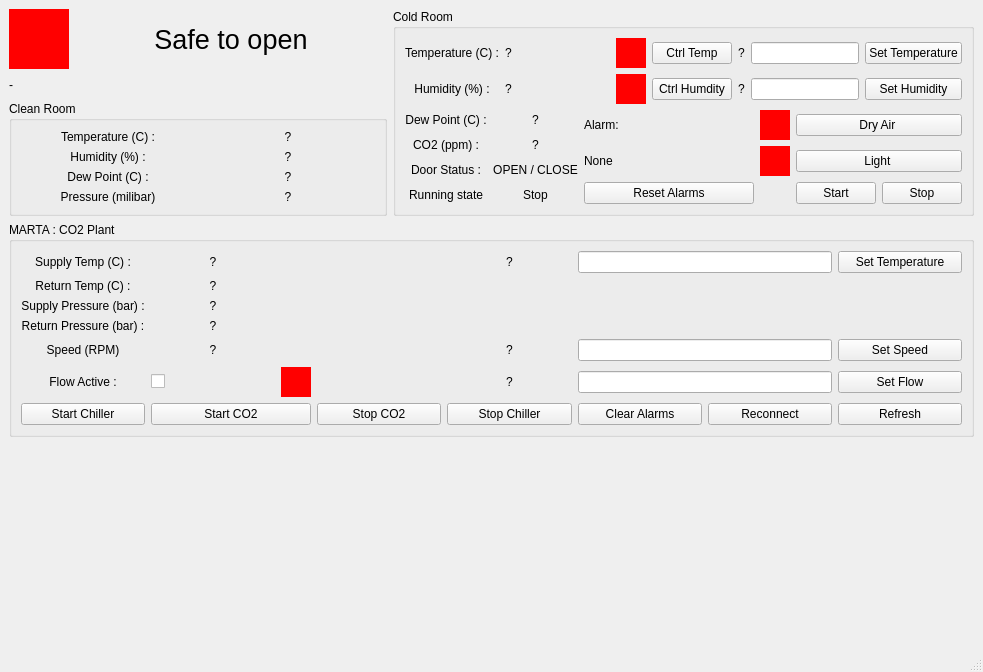
First picture: the form in coldroom/marta_coldroom.ui, repository pisaoutertracker/integration_tools, before the edit.
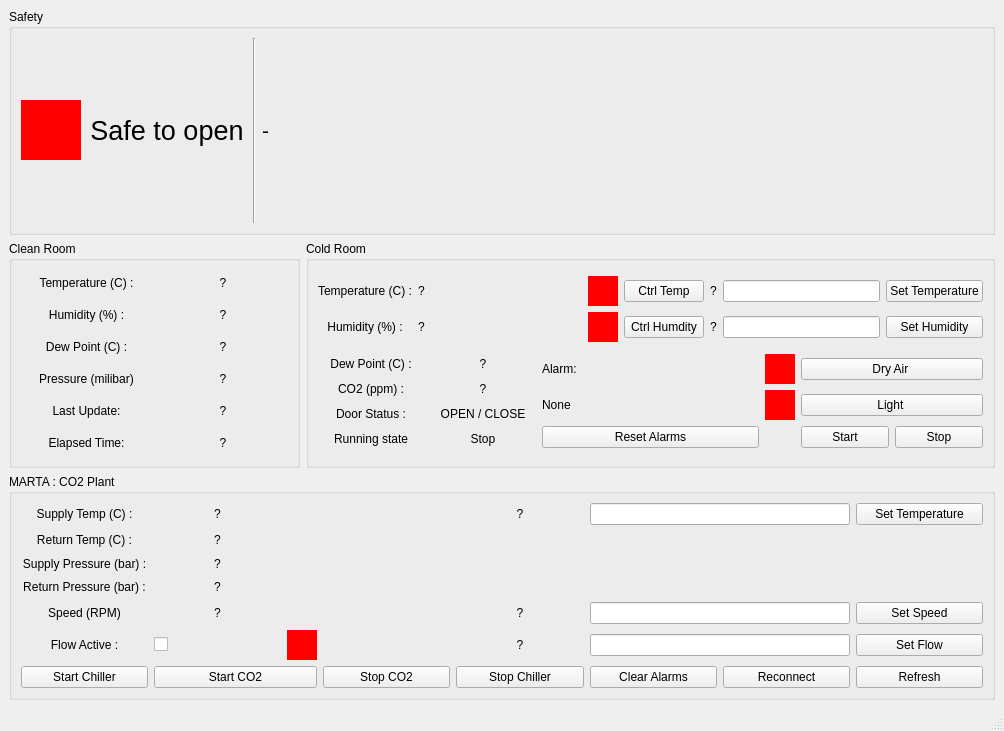
Second picture: the form after the edit.

Commit message: Improved safety for dew point and cleanroom mqtt connection

```diff
--- a/coldroom/marta_coldroom.ui
+++ b/coldroom/marta_coldroom.ui
@@ -6,65 +6,49 @@
    <rect>
     <x>0</x>
     <y>0</y>
-    <width>983</width>
-    <height>672</height>
+    <width>1004</width>
+    <height>731</height>
    </rect>
   </property>
   <property name="windowTitle">
    <string>MainWindow</string>
   </property>
   <widget class="QWidget" name="centralwidget">
-   <layout class="QGridLayout" name="gridLayout_12">
-    <item row="0" column="0">
-     <layout class="QGridLayout" name="gridLayout_2">
-      <item row="0" column="0">
-       <widget class="QFrame" name="safe_to_open_LED">
-        <property name="minimumSize">
-         <size>
-          <width>60</width>
-          <height>60</height>
-         </size>
-        </property>
-        <property name="maximumSize">
-         <size>
-          <width>60</width>
-          <height>60</height>
-         </size>
-        </property>
-        <property name="styleSheet">
-         <string notr="true">background-color: red;</string>
-        </property>
-        <property name="frameShape">
-         <enum>QFrame::NoFrame</enum>
-        </property>
-        <property name="frameShadow">
-         <enum>QFrame::Raised</enum>
-        </property>
-       </widget>
-      </item>
-      <item row="0" column="1">
-       <widget class="QLabel" name="coldroom_runlabel_2">
-        <property name="font">
-         <font>
-          <pointsize>20</pointsize>
-         </font>
-        </property>
-        <property name="text">
-         <string>Safe to open</string>
-        </property>
-        <property name="alignment">
-         <set>Qt::AlignCenter</set>
-        </property>
-       </widget>
-      </item>
-      <item row="2" column="0" colspan="2">
+   <layout class="QGridLayout" name="gridLayout_9">
+    <item row="1" column="0">
        <widget class="QGroupBox" name="groupBox">
+      <property name="maximumSize">
+       <size>
+        <width>291</width>
+        <height>241</height>
+       </size>
+      </property>
         <property name="title">
          <string>Clean Room</string>
         </property>
         <layout class="QGridLayout" name="gridLayout_5">
          <item row="0" column="0">
           <layout class="QGridLayout" name="gridLayout_4">
+         <item row="0" column="0">
+          <widget class="QLabel" name="cleanroom_temp_label">
+           <property name="text">
+            <string>Temperature (C) :</string>
+           </property>
+           <property name="alignment">
+            <set>Qt::AlignCenter</set>
+           </property>
+          </widget>
+         </item>
+         <item row="0" column="1">
+          <widget class="QLabel" name="cleanroom_temp_value_label">
+           <property name="text">
+            <string>?</string>
+           </property>
+           <property name="alignment">
+            <set>Qt::AlignCenter</set>
+           </property>
+          </widget>
+         </item>
            <item row="1" column="0">
             <widget class="QLabel" name="cleanroom_humidity_label">
              <property name="text">
@@ -75,6 +59,36 @@
              </property>
             </widget>
            </item>
+         <item row="1" column="1">
+          <widget class="QLabel" name="cleanroom_humidity_value_label">
+           <property name="text">
+            <string>?</string>
+           </property>
+           <property name="alignment">
+            <set>Qt::AlignCenter</set>
+           </property>
+          </widget>
+         </item>
+         <item row="2" column="0">
+          <widget class="QLabel" name="cleanroom_dewpoint_label">
+           <property name="text">
+            <string>Dew Point (C) :</string>
+           </property>
+           <property name="alignment">
+            <set>Qt::AlignCenter</set>
+           </property>
+          </widget>
+         </item>
+         <item row="2" column="1">
+          <widget class="QLabel" name="cleanroom_dewpoint_value_label">
+           <property name="text">
+            <string>?</string>
+           </property>
+           <property name="alignment">
+            <set>Qt::AlignCenter</set>
+           </property>
+          </widget>
+         </item>
            <item row="3" column="0">
             <widget class="QLabel" name="cleanroom_presure_label">
              <property name="text">
@@ -85,26 +99,6 @@
              </property>
             </widget>
            </item>
-           <item row="0" column="1">
-            <widget class="QLabel" name="cleanroom_temp_value_label">
-             <property name="text">
-              <string>?</string>
-             </property>
-             <property name="alignment">
-              <set>Qt::AlignCenter</set>
-             </property>
-            </widget>
-           </item>
-           <item row="1" column="1">
-            <widget class="QLabel" name="cleanroom_humidity_value_label">
-             <property name="text">
-              <string>?</string>
-             </property>
-             <property name="alignment">
-              <set>Qt::AlignCenter</set>
-             </property>
-            </widget>
-           </item>
            <item row="3" column="1">
             <widget class="QLabel" name="cleanroom_pressure_value_label">
              <property name="text">
@@ -115,51 +109,52 @@
              </property>
             </widget>
            </item>
-           <item row="2" column="1">
-            <widget class="QLabel" name="cleanroom_dewpoint_value_label">
+         <item row="4" column="0">
+          <widget class="QLabel" name="cleanroom_last_update_label">
              <property name="text">
-              <string>?</string>
+            <string>Last Update:</string>
              </property>
              <property name="alignment">
               <set>Qt::AlignCenter</set>
              </property>
             </widget>
            </item>
-           <item row="0" column="0">
-            <widget class="QLabel" name="cleanroom_temp_label">
+         <item row="4" column="1">
+          <widget class="QLabel" name="cleanroom_last_update_value_label">
              <property name="text">
-              <string>Temperature (C) :</string>
+            <string>?</string>
              </property>
              <property name="alignment">
               <set>Qt::AlignCenter</set>
              </property>
             </widget>
            </item>
-           <item row="2" column="0">
-            <widget class="QLabel" name="cleanroom_dewpoint_label">
+         <item row="5" column="0">
+          <widget class="QLabel" name="cleanroom_last_update_label_2">
              <property name="text">
-              <string>Dew Point (C) :</string>
+            <string>Elapsed Time:</string>
              </property>
              <property name="alignment">
               <set>Qt::AlignCenter</set>
              </property>
             </widget>
            </item>
-          </layout>
-         </item>
-        </layout>
-       </widget>
-      </item>
-      <item row="1" column="0" colspan="2">
-       <widget class="QLabel" name="door_safety_msg">
+         <item row="5" column="1">
+          <widget class="QLabel" name="cleanroom_last_update_value_label_2">
         <property name="text">
-         <string>-</string>
-        </property>
+            <string>?</string>
+           </property>
+           <property name="alignment">
+            <set>Qt::AlignCenter</set>
+           </property>
        </widget>
       </item>
      </layout>
     </item>
-    <item row="0" column="1">
+      </layout>
+     </widget>
+    </item>
+    <item row="1" column="1">
      <widget class="QGroupBox" name="groupBox_2">
       <property name="title">
        <string>Cold Room</string>
@@ -537,7 +532,7 @@
       </layout>
      </widget>
     </item>
-    <item row="1" column="0" colspan="2">
+    <item row="2" column="0" colspan="2">
      <widget class="QGroupBox" name="groupBox_3">
       <property name="title">
        <string>MARTA : CO2 Plant</string>
@@ -797,18 +792,83 @@
       </layout>
      </widget>
     </item>
-    <item row="2" column="1">
-     <spacer name="verticalSpacer">
+    <item row="0" column="0" colspan="2">
+     <widget class="QGroupBox" name="groupBox_4">
+      <property name="title">
+       <string>Safety</string>
+      </property>
+      <layout class="QGridLayout" name="gridLayout_2">
+       <item row="0" column="0">
+        <layout class="QHBoxLayout" name="horizontalLayout">
+         <item>
+          <widget class="QFrame" name="safe_to_open_LED">
+           <property name="minimumSize">
+            <size>
+             <width>60</width>
+             <height>60</height>
+            </size>
+           </property>
+           <property name="maximumSize">
+            <size>
+             <width>60</width>
+             <height>60</height>
+            </size>
+           </property>
+           <property name="styleSheet">
+            <string notr="true">background-color: red;</string>
+           </property>
+           <property name="frameShape">
+            <enum>QFrame::NoFrame</enum>
+           </property>
+           <property name="frameShadow">
+            <enum>QFrame::Raised</enum>
+           </property>
+          </widget>
+         </item>
+         <item>
+          <widget class="QLabel" name="coldroom_runlabel_2">
+           <property name="maximumSize">
+            <size>
+             <width>160</width>
+             <height>60</height>
+            </size>
+           </property>
+           <property name="font">
+            <font>
+             <pointsize>20</pointsize>
+            </font>
+           </property>
+           <property name="text">
+            <string>Safe to open</string>
+           </property>
+           <property name="alignment">
+            <set>Qt::AlignCenter</set>
+           </property>
+          </widget>
+         </item>
+         <item>
+          <widget class="Line" name="line">
       <property name="orientation">
        <enum>Qt::Vertical</enum>
       </property>
-      <property name="sizeHint" stdset="0">
-       <size>
-        <width>20</width>
-        <height>82</height>
-       </size>
-      </property>
-     </spacer>
+          </widget>
+         </item>
+         <item>
+          <widget class="QLabel" name="door_safety_msg">
+           <property name="font">
+            <font>
+             <pointsize>16</pointsize>
+            </font>
+           </property>
+           <property name="text">
+            <string>-</string>
+           </property>
+          </widget>
+         </item>
+        </layout>
+       </item>
+      </layout>
+     </widget>
     </item>
    </layout>
   </widget>
@@ -817,7 +877,7 @@
     <rect>
      <x>0</x>
      <y>0</y>
-     <width>983</width>
+     <width>1004</width>
      <height>30</height>
     </rect>
    </property>
```
Lines whose indentation alone changed are shown as unchanged. The commit also changes 3 other files.
